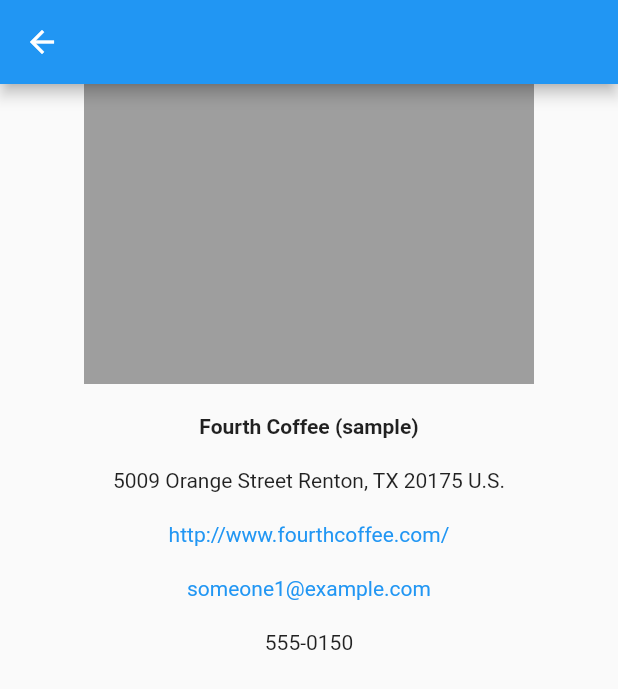
After one commit to qasim90/rentready_flutter, a Flutter app: the screen it shows after launch, scrolled down 576 dp, after a tap on "Fourth Coffee (sample)", on a phone screen of 412 x 824 dp. The commit adds this screen. Shown: the top 689 px of the screen. Run offline on Flutter 3.47's test engine with Material 2 defaults, Android fonts, the phone set to English and light mode, and no system bars; our stand-ins replace get.

Commit message:
Detail page and navigaation implemented

```diff
--- a/lib/main.dart
+++ b/lib/main.dart
@@ -1,7 +1,7 @@
 import 'package:flutter/material.dart';
 import 'package:get/route_manager.dart';
 import 'package:rr_qasim_assign/localizations/Messages.dart';
-import 'package:rr_qasim_assign/views/pages/accounts.dart';
+import 'package:rr_qasim_assign/navigation/routes.dart';
 
 void main() {
   runApp(const MyApp());
@@ -18,7 +18,9 @@ class MyApp extends StatelessWidget {
       theme: ThemeData(
         primarySwatch: Colors.blue,
       ),
-      home: AccountsPage(),
+      routes: routes,
+      initialRoute: '/',
+      // home: AccountsPage(),
       locale: const Locale('en', 'US'), // Current locale of the app
       supportedLocales: const [Locale('en', 'US')], // All locales supported by the app
       debugShowCheckedModeBanner: false,
--- /dev/null
+++ b/lib/navigation/routes.dart
@@ -0,0 +1,7 @@
+import 'package:rr_qasim_assign/views/pages/account_detail_page.dart';
+import 'package:rr_qasim_assign/views/pages/accounts.dart';
+
+final routes = {
+  '/': (context) => AccountsPage(),
+  '/detail': (context) => const AccountDetailPage(),
+};
--- /dev/null
+++ b/lib/views/pages/account_detail_page.dart
@@ -0,0 +1,31 @@
+import 'package:flutter/material.dart';
+
+class AccountDetailPage extends StatelessWidget {
+  const AccountDetailPage({Key? key}) : super(key: key);
+
+  @override
+  Widget build(BuildContext context) {
+    return Scaffold(
+      appBar: AppBar(),
+      body: ConstrainedBox(
+        constraints: const BoxConstraints.tightFor(width: double.infinity),
+        child: SingleChildScrollView(
+          child: Wrap(
+              spacing: 20,
+              direction: Axis.vertical,
+              // alignment: WrapAlignment.center,
+              runAlignment: WrapAlignment.center,
+              crossAxisAlignment: WrapCrossAlignment.center,
+              children: [
+                Container(width: 300, height: 200, color: Colors.grey),
+                const Text('Fourth Coffee (sample)', style: TextStyle(fontWeight: FontWeight.bold)),
+                const Text('5009 Orange Street Renton, TX 20175 U.S.'),
+                const Text('http://www.fourthcoffee.com/', style: TextStyle(color: Colors.blue)),
+                const Text('someone1@example.com', style: TextStyle(color: Colors.blue)),
+                const Text('555-0150')
+              ]),
+        ),
+      ),
+    );
+  }
+}
--- a/lib/views/widgets/account_grid_item.dart
+++ b/lib/views/widgets/account_grid_item.dart
@@ -6,6 +6,8 @@ class AccountGridItem extends StatelessWidget {
   @override
   build(BuildContext context) {
     return Card(
+      child: InkWell(
+        onTap: () => Navigator.pushNamed(context, '/detail'),
         child: Wrap(
             spacing: 5,
             direction: Axis.vertical,
@@ -20,6 +22,7 @@ class AccountGridItem extends StatelessWidget {
               const Text('someone1@example.com', style: TextStyle(color: Colors.blue)),
               const Text('555-0150')
             ]),
+      ),
     );
   }
 }
--- a/lib/views/widgets/account_list_item.dart
+++ b/lib/views/widgets/account_list_item.dart
@@ -8,6 +8,8 @@ class AccountListItem extends StatelessWidget {
     return Container(
       color: Colors.white,
       padding: const EdgeInsets.symmetric(horizontal: 10, vertical: 10),
+      child: InkWell(
+        onTap: () => Navigator.pushNamed(context, '/detail'),
         child: Row(
           children: [
             Container(width: 130, height: 100, color: Colors.grey.shade400),
@@ -26,6 +28,7 @@ class AccountListItem extends StatelessWidget {
             )
           ],
         ),
+      ),
     );
   }
 }
```
Lines whose indentation alone changed are shown as unchanged.
